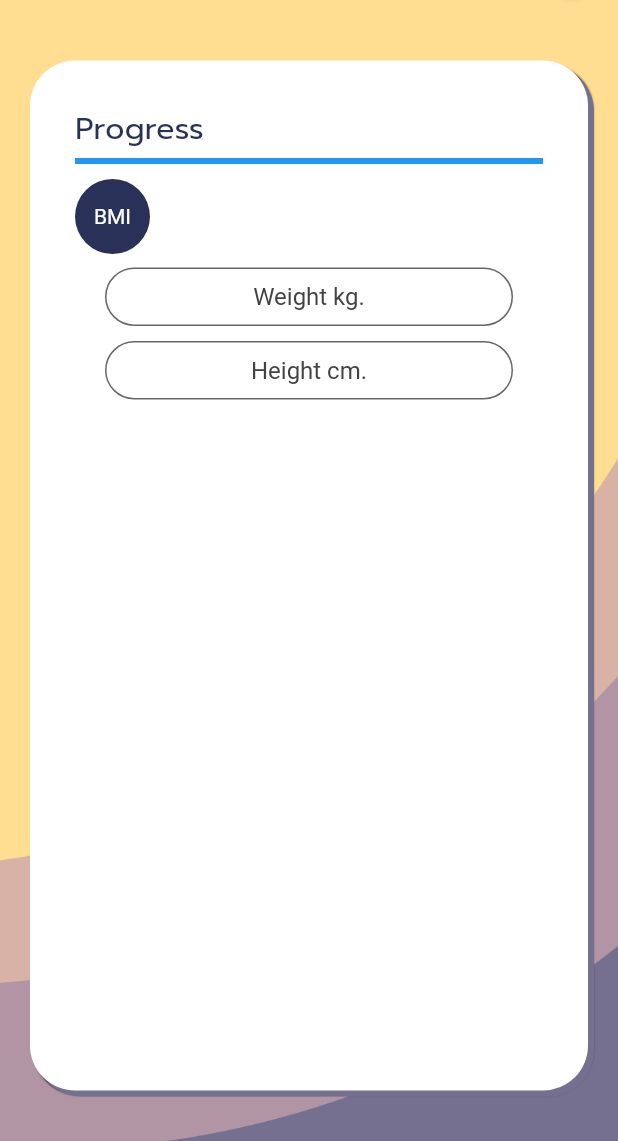
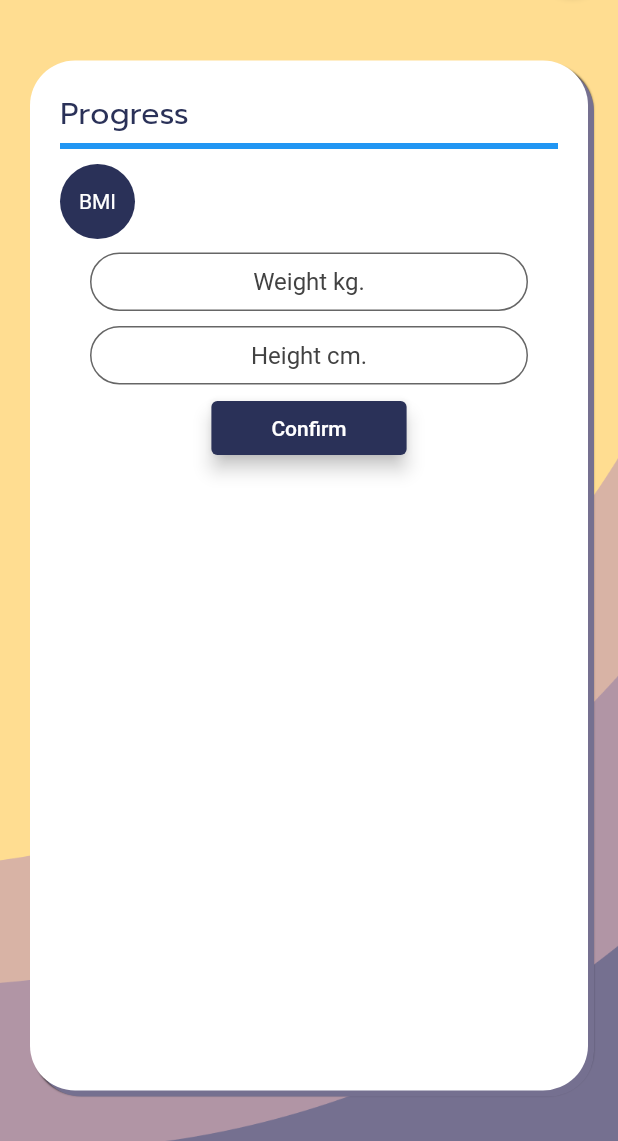
Before and after one commit to GS-KMUTNB/msa-app, a Flutter app: the AssessmentScreen screen opened directly, on a phone screen of 412 x 824 dp, the part 95-1236 px from its top. Run offline on Flutter 3.47's test engine with Material 2 defaults, Android fonts, the phone set to English and light mode, and no system bars; drawn by our look-alikes of auto_size_text; our stand-ins replace flutter_feather_icons.

Commit message:
fix: 🐛 (BMI-ui) fully bmi ui

```diff
--- a/lib/screens/assessment.dart
+++ b/lib/screens/assessment.dart
@@ -73,7 +73,7 @@ class _AssessmentScreenState extends State<AssessmentScreen> {
                 h: height / 1.20,
                 color: Colors.white,
                 child: Container(
-                  padding: const EdgeInsets.all(30.0),
+                  padding: const EdgeInsets.all(20.0),
                   child: ListView(
                     controller: _controller,
                     children: [
@@ -96,86 +96,5 @@ class _AssessmentScreenState extends State<AssessmentScreen> {
         ),
       ),
     );
-
-    // MsaScaffold(
-    // appbar: MsaAppBar(
-    //   ctx: context,
-    //   title: "Assessment",
-    //   onPressed: () {
-    //     Navigator.pop(context);
-    //   },
-    // ),
-    //   bgImage: "bg.png",
-    //   body: [
-    //     GestureDetector(
-    // behavior: HitTestBehavior.opaque,
-    // onTap: () {
-    //   FocusScope.of(context).requestFocus(FocusNode());
-    // },
-    //       child: Container(
-    //         padding: EdgeInsets.all(15.0),
-    // child: ListView(
-    //   controller: _controller,
-    //   children: [
-    // BmiForm(
-    //   heightController: heightController,
-    //   hightFocus: hightFocus,
-    //   weightController: weightController,
-    //   weightFocus: weightFocus,
-    // ),
-    // SizedBox(
-    //   height: 250.0,
-    // ),
-    //     CardContent(
-    //       w: width - 40,
-    //       h: height / 1.20,
-    //       color: Colors.white,
-    //       child: Padding(
-    //         padding: const EdgeInsets.all(30),
-    //         child: Column(
-    //           crossAxisAlignment: CrossAxisAlignment.start,
-    //           children: [
-    //             // Progress Bar
-    //             // ignore: fixme
-    // MsaProgressBar(), //FIXME add logic for progressbar
-    // msaSizeBox(height: 10),
-    //             // BMI form
-    //           ],
-    //         ),
-    //       ),
-    //     ),
-    //     SizedBox(
-    //       height: 250.0,
-    //     ),
-    //           ],
-    //           // children: [
-    //           // CardContent(
-    //           //   w: width - 40,
-    //           //   h: height / 1.20,
-    //           //   color: Colors.white,
-    //           //   child: SingleChildScrollView(
-    //           //     physics: const BouncingScrollPhysics(),
-    //           //     child: Padding(
-    //           //       padding: const EdgeInsets.all(30),
-    //           //       child: Column(
-    //           //         crossAxisAlignment: CrossAxisAlignment.start,
-    //           //         children: [
-    //           //           // Progress Bar
-    //           //           // ignore: fixme
-    //           //           MsaProgressBar(), //FIXME add logic for progressbar
-    //           //           msaSizeBox(height: 10),
-    //           //           // BMI form
-    //           //           BmiForm(),
-    //           //         ],
-    //           //       ),
-    //           //     ),
-    //           //   ),
-    //           // ),
-    //           // ],
-    //         ),
-    //       ),
-    //     ),
-    //   ],
-    // );
   }
 }
--- a/lib/shared/assessment/bmi_form.dart
+++ b/lib/shared/assessment/bmi_form.dart
@@ -49,8 +49,7 @@ class BmiForm extends SizedBox {
                         hintText: "Weight kg.",
                         fillColor: Colors.white70,
                         isDense: true, // Added this
-                          contentPadding:
-                              const EdgeInsets.all(10), // Added this
+                        contentPadding: const EdgeInsets.all(10), // Added this
                       ),
                       focusNode: weightFocus,
                       controller: weightController,
@@ -72,15 +71,27 @@ class BmiForm extends SizedBox {
                         hintText: "Height cm.",
                         fillColor: Colors.white70,
                         isDense: true, // Added this
-                          contentPadding:
-                              const EdgeInsets.all(10), // Added this
+                        contentPadding: const EdgeInsets.all(10), // Added this
                       ),
                       focusNode: hightFocus,
                       controller: heightController,
                     ),
                   ),
+                  ElevatedButton(
+                    style: ElevatedButton.styleFrom(
+                      primary: primaryColor,
+                      elevation: 5,
+                      padding: const EdgeInsets.symmetric(
+                        horizontal: 40,
+                        vertical: 10,
+                      ),
+                    ),
+                    onPressed: () {},
+                    child: const Text("Confirm"),
+                  )
                 ],
               ),
             ],
-            ));
+          ),
+        );
 }
```
Lines whose indentation alone changed are shown as unchanged.
